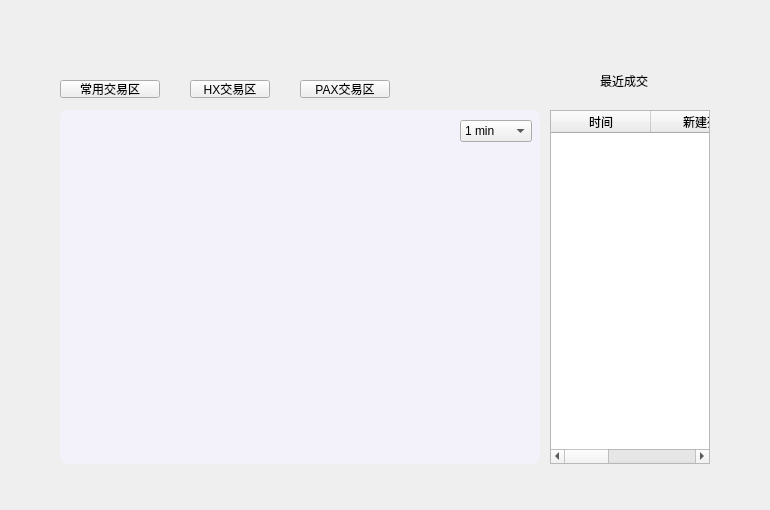
Before: the Qt Designer form LNKWallet/exchange/KLineWidget.ui in HcashOrg/hx-indicator, drawn with Qt 5.
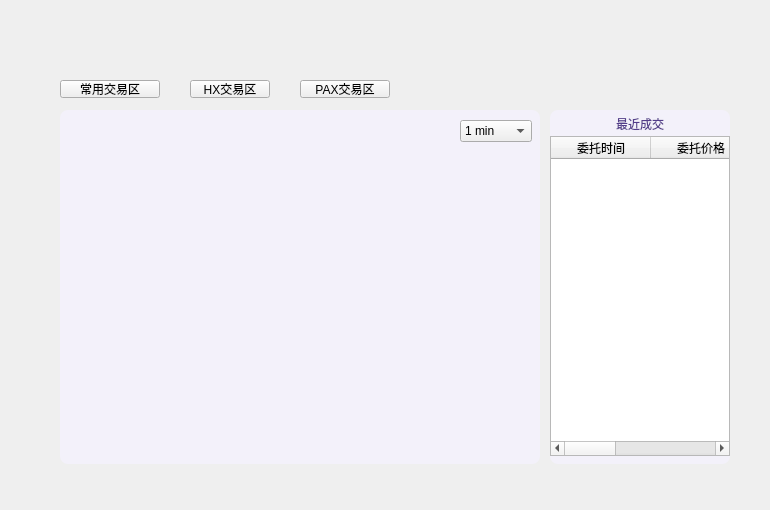
After: the same form once the commit is applied.

```diff
--- a/LNKWallet/exchange/KLineWidget.ui
+++ b/LNKWallet/exchange/KLineWidget.ui
@@ -13,44 +13,6 @@
   <property name="windowTitle">
    <string>Form</string>
   </property>
-  <widget class="QTableWidget" name="recentDealsTableWidget">
-   <property name="geometry">
-    <rect>
-     <x>550</x>
-     <y>110</y>
-     <width>160</width>
-     <height>354</height>
-    </rect>
-   </property>
-   <column>
-    <property name="text">
-     <string>时间</string>
-    </property>
-   </column>
-   <column>
-    <property name="text">
-     <string>新建列</string>
-    </property>
-   </column>
-   <column>
-    <property name="text">
-     <string>数量</string>
-    </property>
-   </column>
-  </widget>
-  <widget class="QLabel" name="label">
-   <property name="geometry">
-    <rect>
-     <x>600</x>
-     <y>70</y>
-     <width>161</width>
-     <height>21</height>
-    </rect>
-   </property>
-   <property name="text">
-    <string>最近成交</string>
-   </property>
-  </widget>
   <widget class="QLabel" name="title_label">
    <property name="geometry">
     <rect>
@@ -231,6 +193,66 @@
     </property>
    </widget>
   </widget>
+  <widget class="QWidget" name="widget2" native="true">
+   <property name="geometry">
+    <rect>
+     <x>550</x>
+     <y>110</y>
+     <width>180</width>
+     <height>354</height>
+    </rect>
+   </property>
+   <property name="styleSheet">
+    <string notr="true">#widget2{background-color: rgb(243, 241, 250);
+border-radius:8px;}</string>
+   </property>
+   <widget class="QTableWidget" name="recentDealsTableWidget">
+    <property name="geometry">
+     <rect>
+      <x>0</x>
+      <y>26</y>
+      <width>180</width>
+      <height>320</height>
+     </rect>
+    </property>
+    <column>
+     <property name="text">
+      <string>委托时间</string>
+     </property>
+    </column>
+    <column>
+     <property name="text">
+      <string>委托价格</string>
+     </property>
+    </column>
+    <column>
+     <property name="text">
+      <string>数量</string>
+     </property>
+    </column>
+   </widget>
+   <widget class="QLabel" name="label">
+    <property name="geometry">
+     <rect>
+      <x>40</x>
+      <y>2</y>
+      <width>100</width>
+      <height>21</height>
+     </rect>
+    </property>
+    <property name="styleSheet">
+     <string notr="true">color: rgb(83, 61, 138);
+font: 12px &quot;微软雅黑&quot;;</string>
+    </property>
+    <property name="text">
+     <string>最近成交</string>
+    </property>
+    <property name="alignment">
+     <set>Qt::AlignBottom|Qt::AlignHCenter</set>
+    </property>
+   </widget>
+  </widget>
+  <zorder>widget2</zorder>
   <zorder>widget</zorder>
   <zorder>recentDealsTableWidget</zorder>
   <zorder>label</zorder>
```
Left out of the diff: 8 changed lines with no effect on the pictures.
